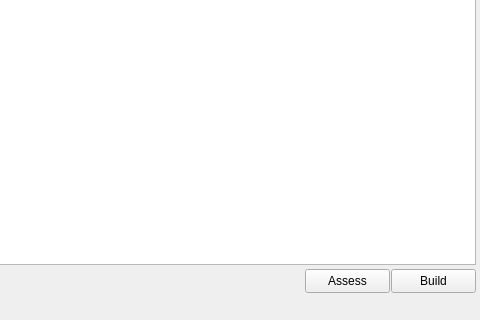
m3trik/mayatk, file mayatk/anim_utils/shots/shot_manifest/shot_manifest.ui: the form before one commit; both pictures show x 370 to 850 and y 180 to 500 of the 850 by 500 pixel window.
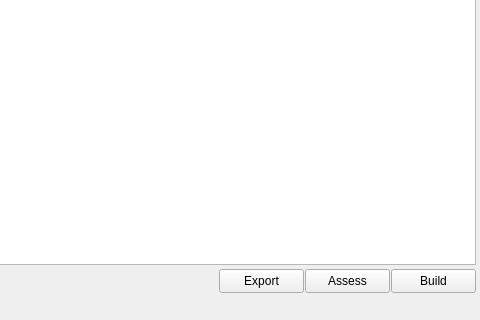
The form after the commit. Custom widgets are drawn as their Qt base class.

Diff of the .ui file:
```diff
--- a/mayatk/anim_utils/shots/shot_manifest/shot_manifest.ui
+++ b/mayatk/anim_utils/shots/shot_manifest/shot_manifest.ui
@@ -120,6 +120,29 @@
         </property>
        </spacer>
       </item>
+      <item>
+       <widget class="PushButton" name="b004">
+        <property name="minimumSize">
+         <size>
+          <width>85</width>
+          <height>24</height>
+         </size>
+        </property>
+        <property name="maximumSize">
+         <size>
+          <width>85</width>
+          <height>24</height>
+         </size>
+        </property>
+        <property name="toolTip">
+         <string>Export the manifest's rows as CSV, JSON or Markdown,
+to a file or the clipboard. Its menu button sets how.</string>
+        </property>
+        <property name="text">
+         <string>Export</string>
+        </property>
+       </widget>
+      </item>
       <item>
        <widget class="PushButton" name="b002">
         <property name="minimumSize">
```
